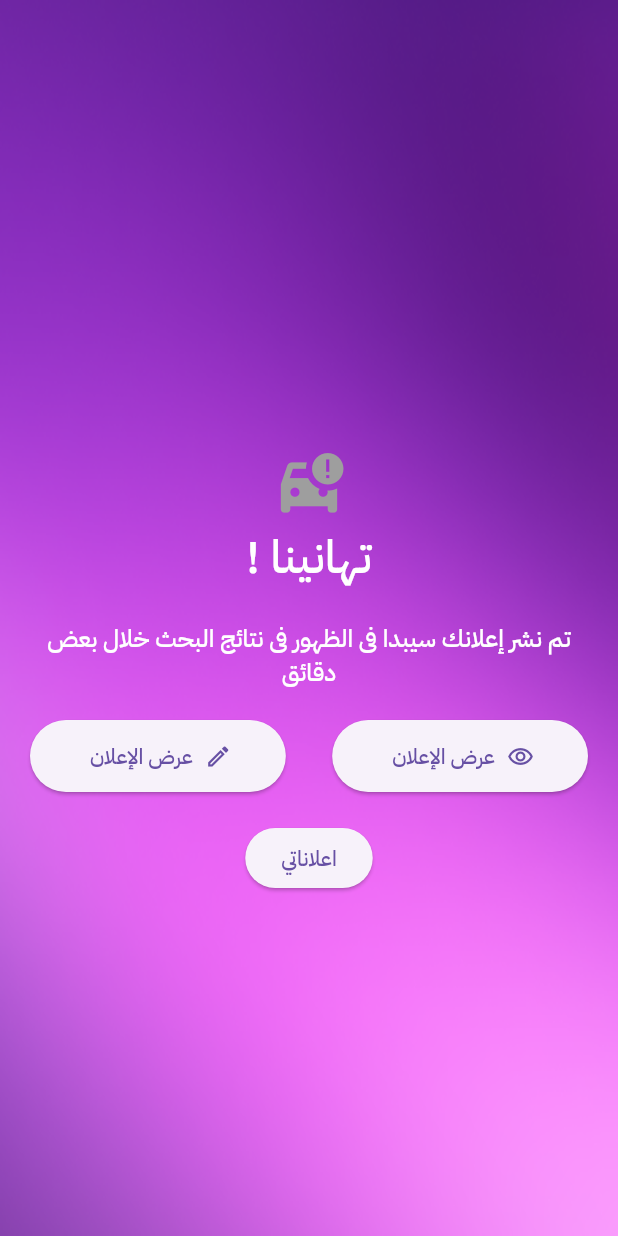
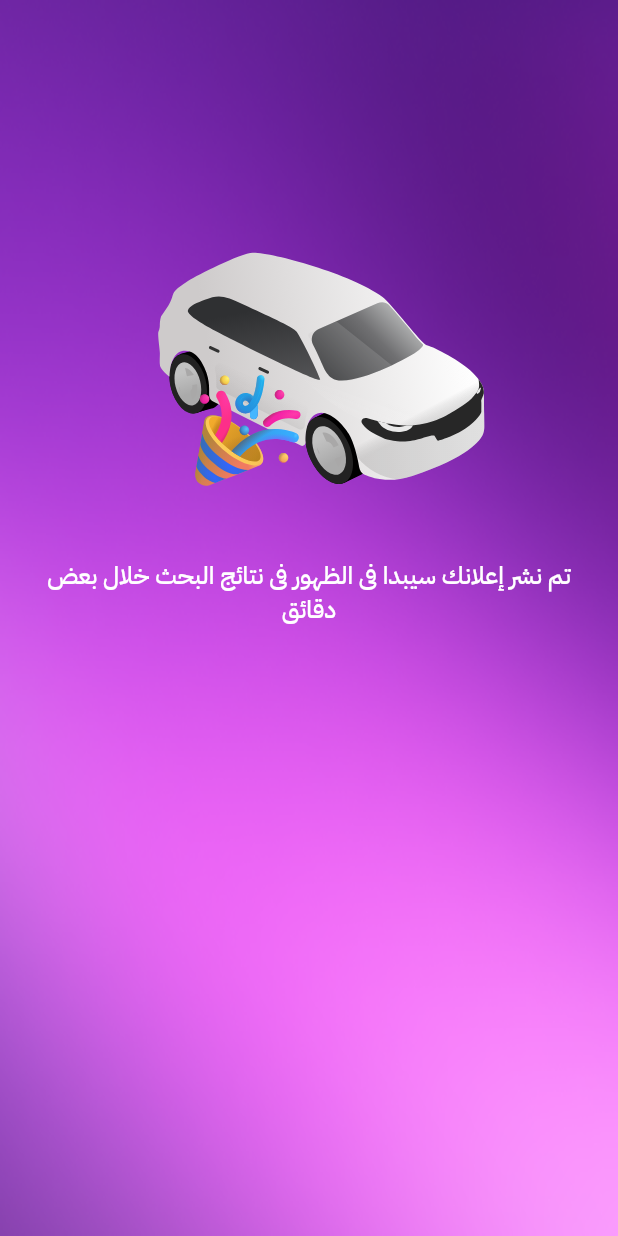
Before and after one commit to waleed-se3fan/sear_soqe, a Flutter app: the CongratulationView screen opened by its route, on a phone screen of 412 x 824 dp. Run offline on Flutter 3.47's test engine with Material 3 defaults, Android fonts, the phone set to English and light mode, and no system bars; our stand-ins replace bloc, cached_network_image, country_picker, dartz, dio, equatable and 10 more; missing offline and left inert: awesome_dio_interceptor; accounts and stored records are empty; project files that could hold a hidden picture were left out.

Commit message:
Refactor code structure for improved readability and maintainability

```diff
--- a/lib/core/routes/app_routers.dart
+++ b/lib/core/routes/app_routers.dart
@@ -15,7 +15,7 @@ import 'package:sear_soqe/features/onboarding/presentation/view/onboarding_view.
 import 'package:sear_soqe/splash_view.dart';
 
 final GoRouter router = GoRouter(
-  initialLocation: RouterNames.addCar,
+  initialLocation: RouterNames.splash,
 
   routes: [
     GoRoute(
--- a/lib/features/add_car/presentation/view/congratulation_view.dart
+++ b/lib/features/add_car/presentation/view/congratulation_view.dart
@@ -1,8 +1,7 @@
-import 'package:flutter/cupertino.dart';
 import 'package:flutter/material.dart';
-import 'package:sear_soqe/core/common/widgets/custom_outlined_button.dart';
 import 'package:sear_soqe/core/theme/app_colors.dart';
 import 'package:sear_soqe/core/utils/app_styles.dart';
+import 'package:flutter_svg/flutter_svg.dart';
 
 class CongratulationView extends StatelessWidget {
   const CongratulationView({super.key});
@@ -18,15 +17,16 @@ class CongratulationView extends StatelessWidget {
             width: double.infinity,
             height: double.infinity,
           ),
-          Positioned(
-            left: 20,
-            right: 20,
-            top: 300,
+          Padding(
+            padding: const EdgeInsets.all(12.0),
             child: Column(
               children: [
-                Icon(Icons.car_crash, size: 50, color: Colors.grey),
-                Text('تهانينا !', style: AppStyles.ts30WhiteW500),
-                SizedBox(height: 20),
+                SizedBox(height: 150),
+                SvgPicture.asset(
+                  'assets/images/congratulation.svg',
+                  height: 210,
+                  width: 239,
+                ),
                 Text(
                   'تم نشر إعلانك سيبدا فى الظهور فى نتائج البحث خلال بعض دقائق',
                   style: AppStyles.ts16WhiteW400,
@@ -36,29 +36,29 @@ class CongratulationView extends StatelessWidget {
                 Row(
                   mainAxisAlignment: MainAxisAlignment.spaceBetween,
                   children: [
-                    CustomCongratulationButton(
-                      onPressed: () {},
-                      child: TextButton.icon(
-                        onPressed: () {},
-                        label: Text('عرض الإعلان'),
-                        icon: Icon(Icons.remove_red_eye_outlined),
-                      ),
-                    ),
-                    CustomCongratulationButton(
-                      onPressed: () {},
-                      child: TextButton.icon(
-                        onPressed: () {},
-                        label: Text('عرض الإعلان'),
-                        icon: Icon(Icons.edit_outlined),
-                      ),
-                    ),
+                    // CustomCongratulationButton(
+                    //   onPressed: () {},
+                    //   child: TextButton.icon(
+                    //     onPressed: () {},
+                    //     label: Text('عرض الإعلان'),
+                    //     icon: Icon(Icons.remove_red_eye_outlined),
+                    //   ),
+                    // // ),
+                    // CustomCongratulationButton(
+                    //   onPressed: () {},
+                    //   child: TextButton.icon(
+                    //     onPressed: () {},
+                    //     label: Text('عرض الإعلان'),
+                    //     icon: Icon(Icons.edit_outlined),
+                    //   ),
+                    // ),
                   ],
                 ),
                 SizedBox(height: 20),
-                CustomCongratulationButton(
-                  onPressed: () {},
-                  child: Text('اعلاناتي'),
-                ),
+                // CustomCongratulationButton(
+                //   onPressed: () {},
+                //   child: Text('اعلاناتي'),
+                // ),
               ],
             ),
           ),
--- a/lib/features/auth/presentation/view/create_account_view.dart
+++ b/lib/features/auth/presentation/view/create_account_view.dart
@@ -1,6 +1,5 @@
 import 'package:flutter/material.dart';
 import 'package:flutter_screenutil/flutter_screenutil.dart';
-import 'package:flutter_svg/flutter_svg.dart';
 import 'package:sear_soqe/core/common/widgets/custom_text_form_field.dart';
 import 'package:sear_soqe/core/theme/app_colors.dart';
 import 'package:sear_soqe/features/auth/presentation/view/forget_password_view.dart';
--- a/lib/features/auth/presentation/view/forget_password_view.dart
+++ b/lib/features/auth/presentation/view/forget_password_view.dart
@@ -1,6 +1,5 @@
 import 'package:flutter/material.dart';
 import 'package:flutter_screenutil/flutter_screenutil.dart';
-import 'package:flutter_svg/flutter_svg.dart';
 import 'package:sear_soqe/core/common/widgets/custom_text_form_field.dart';
 import 'package:sear_soqe/core/theme/app_colors.dart';
 import 'package:sear_soqe/features/auth/presentation/view/reset_password_view.dart';
--- a/lib/features/auth/presentation/view/register/register_with_email_view.dart
+++ b/lib/features/auth/presentation/view/register/register_with_email_view.dart
@@ -1,11 +1,8 @@
 import 'package:flutter/material.dart';
 import 'package:flutter_screenutil/flutter_screenutil.dart';
-import 'package:flutter_svg/flutter_svg.dart';
-import 'package:sear_soqe/core/common/widgets/custom_text_form_field.dart';
-import 'package:sear_soqe/core/theme/app_colors.dart';
+
 import 'package:sear_soqe/features/auth/presentation/components/register/register_with_email_component.dart';
 import 'package:sear_soqe/features/auth/presentation/widgets/custom_header_widget.dart';
-import 'package:sear_soqe/features/auth/presentation/widgets/custom_footer_widget.dart';
 
 class RegisterWithEmailView extends StatelessWidget {
   const RegisterWithEmailView({super.key});
--- a/lib/features/auth/presentation/view/register/register_with_phone_view.dart
+++ b/lib/features/auth/presentation/view/register/register_with_phone_view.dart
@@ -1,13 +1,7 @@
 import 'package:flutter/material.dart';
 import 'package:flutter_screenutil/flutter_screenutil.dart';
-import 'package:flutter_svg/flutter_svg.dart';
-import 'package:sear_soqe/core/common/widgets/custom_text_form_field.dart';
-import 'package:sear_soqe/core/theme/app_colors.dart';
 import 'package:sear_soqe/features/auth/presentation/components/register/register_with_phone_component.dart';
-import 'package:sear_soqe/features/auth/presentation/view/verification_view.dart';
 import 'package:sear_soqe/features/auth/presentation/widgets/custom_header_widget.dart';
-import 'package:sear_soqe/features/auth/presentation/widgets/custom_footer_widget.dart';
-import 'package:country_picker/country_picker.dart';
 
 class RegisterWithPhoneView extends StatelessWidget {
   const RegisterWithPhoneView({super.key});
--- a/lib/features/bottom_nav_bar_view.dart
+++ b/lib/features/bottom_nav_bar_view.dart
@@ -17,8 +17,6 @@ class BottomNavBarView extends StatelessWidget {
         children: [
           BlocBuilder<AppCubit, AppState>(
             builder: (context, state) {
-              print(state.bottomNavBarSelectedIndex);
-
               switch (state.bottomNavBarSelectedIndex) {
                 case 0:
                   return HomeView();
--- a/lib/features/home/presentation/component/select_with_budget_component.dart
+++ b/lib/features/home/presentation/component/select_with_budget_component.dart
@@ -38,7 +38,7 @@ class SelectWithBudgetComponent extends StatelessWidget {
           ),
           const SizedBox(height: 16),
           SizedBox(
-            height: 100.h,
+            height: 150.h,
             child: ListView.builder(
               scrollDirection: Axis.horizontal,
               shrinkWrap: true,
--- a/lib/features/home/presentation/component/select_with_category_component.dart
+++ b/lib/features/home/presentation/component/select_with_category_component.dart
@@ -11,7 +11,7 @@ class SelectWithCategoryComponent extends StatelessWidget {
   Widget build(BuildContext context) {
     return DefaultTabController(
       initialIndex: 0,
-      length: 5,
+      length: 4,
 
       child: Container(
         height: 230.h,
@@ -50,7 +50,6 @@ class SelectWithCategoryComponent extends StatelessWidget {
                 Tab(text: 'الماركه'),
                 Tab(text: 'الوقود المستخدم'),
                 Tab(text: 'السنه'),
-                Tab(text: 'المدينه'),
               ],
             ),
             Expanded(
--- a/lib/features/home/presentation/component/select_with_popularity_component.dart
+++ b/lib/features/home/presentation/component/select_with_popularity_component.dart
@@ -41,7 +41,7 @@ class SelectWithPopularityComponent extends StatelessWidget {
           ),
           SizedBox(height: 16.h),
           Container(
-            height: 300.h,
+            height: 350.h,
             child: ListView.builder(
               scrollDirection: Axis.horizontal,
               shrinkWrap: true,
--- a/lib/features/home/presentation/view/home_view.dart
+++ b/lib/features/home/presentation/view/home_view.dart
@@ -29,7 +29,7 @@ class HomeView extends StatelessWidget {
                 ),
               ),
               child: Padding(
-                padding: EdgeInsets.symmetric(horizontal: 20.w, vertical: 60.h),
+                padding: EdgeInsets.symmetric(horizontal: 20.w, vertical: 35.h),
                 child: Column(
                   crossAxisAlignment: CrossAxisAlignment.stretch,
                   children: [
--- a/lib/features/home/presentation/widgets/category_widget.dart
+++ b/lib/features/home/presentation/widgets/category_widget.dart
@@ -8,6 +8,7 @@ class CategoryWidget extends StatelessWidget {
   Widget build(BuildContext context) {
     return Card(
       color: Colors.white,
+
       child: Padding(
         padding: const EdgeInsets.all(4.0),
         child: Column(
--- a/lib/splash_view.dart
+++ b/lib/splash_view.dart
@@ -15,7 +15,7 @@ class _SplashScreenState extends State<SplashScreen> {
   @override
   void initState() {
     Future.delayed(const Duration(seconds: 1), () {
-      context.go(RouterNames.splash);
+      context.go(RouterNames.onboarding);
     });
     super.initState();
   }
```
Also changed, not shown: lib/features/add_car/presentation/view/add_car_view.dart (+50 -31 lines), lib/features/auth/presentation/view/choose_country_view.dart (+3 -9 lines), lib/features/home/presentation/component/home_header_component.dart (+6 -1 lines), assets/images/congratulation.svg (added), assets/images/home_logo.svg.
